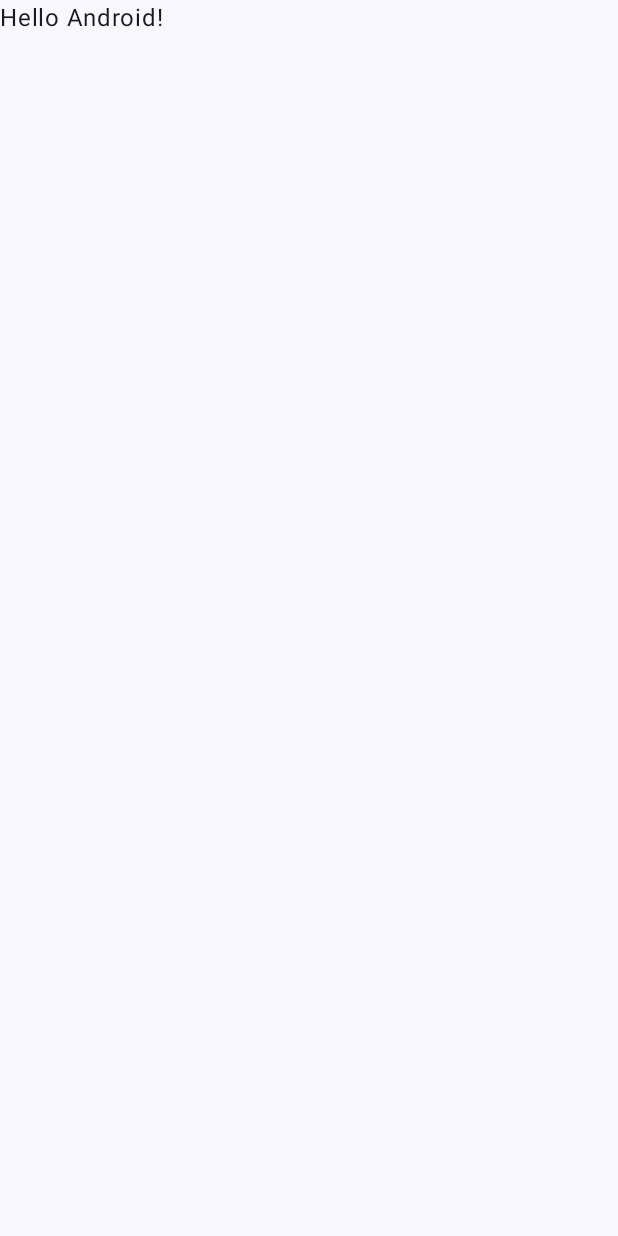
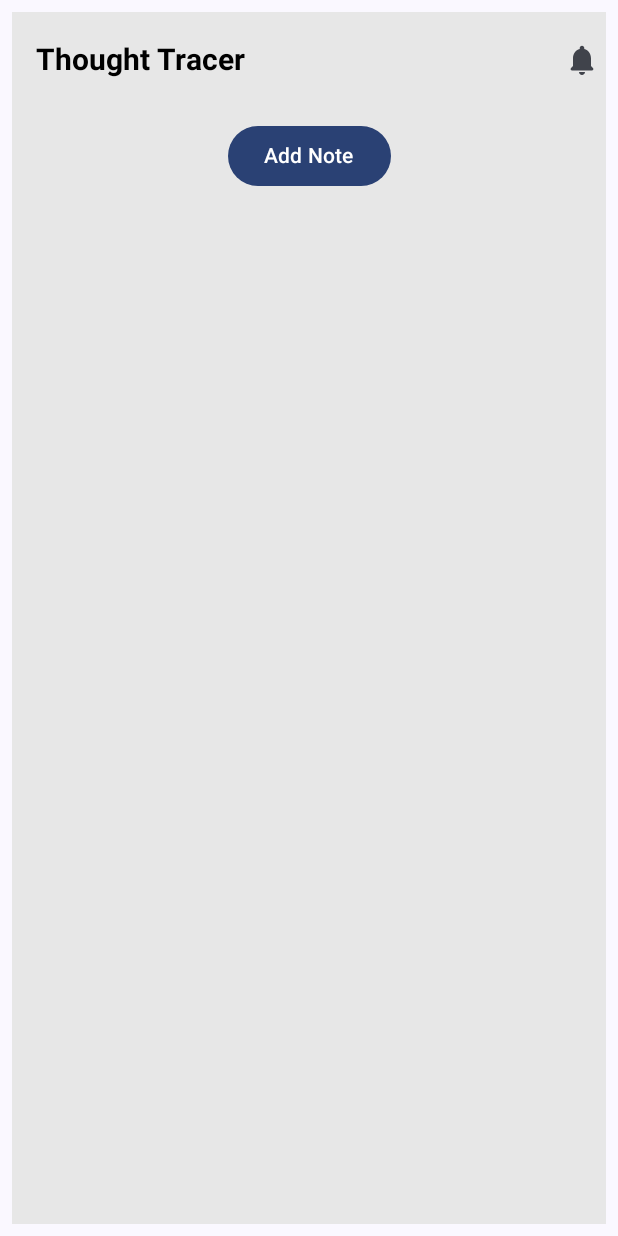
Before and after one commit to ayush06092002/Thought_Tracer, an Android app built with Jetpack Compose: the screen it shows after launch (MainActivity), on a phone screen of 412 x 824 dp. Before the commit the screen is almost empty. Run offline under Robolectric (Android 15) with nearby library versions, the phone set to English and light mode, and no system bars.

Commit message:
Text Fields Added

```diff
--- a/app/build.gradle.kts
+++ b/app/build.gradle.kts
@@ -59,6 +59,7 @@ dependencies {
     implementation(libs.androidx.ui.graphics)
     implementation(libs.androidx.ui.tooling.preview)
     implementation(libs.androidx.material3)
+//    implementation(libs.androidx.material3.android)
     testImplementation(libs.junit)
     androidTestImplementation(libs.androidx.junit)
     androidTestImplementation(libs.androidx.espresso.core)
--- a/app/src/main/java/com/who/thoughttracer/MainActivity.kt
+++ b/app/src/main/java/com/who/thoughttracer/MainActivity.kt
@@ -10,6 +10,7 @@ import androidx.compose.material3.Text
 import androidx.compose.runtime.Composable
 import androidx.compose.ui.Modifier
 import androidx.compose.ui.tooling.preview.Preview
+import com.who.thoughttracer.screens.NotesScreen
 import com.who.thoughttracer.ui.theme.ThoughtTracerTheme
 
 class MainActivity : ComponentActivity() {
@@ -22,7 +23,7 @@ class MainActivity : ComponentActivity() {
                     modifier = Modifier.fillMaxSize(),
                     color = MaterialTheme.colorScheme.background
                 ) {
-                    Greeting("Android")
+                    NotesScreen()
                 }
             }
         }
@@ -36,11 +37,3 @@ fun Greeting(name: String, modifier: Modifier = Modifier) {
         modifier = modifier
     )
 }
-
-@Preview(showBackground = true)
-@Composable
-fun GreetingPreview() {
-    ThoughtTracerTheme {
-        Greeting("Android")
-    }
-}
--- /dev/null
+++ b/app/src/main/java/com/who/thoughttracer/screens/NotesScreen.kt
@@ -0,0 +1,115 @@
+package com.who.thoughttracer.screens
+
+import androidx.compose.foundation.background
+import androidx.compose.foundation.layout.Arrangement
+import androidx.compose.foundation.layout.Column
+import androidx.compose.foundation.layout.padding
+import androidx.compose.material.icons.Icons
+import androidx.compose.material.icons.rounded.Notifications
+import androidx.compose.material3.Button
+import androidx.compose.material3.ExperimentalMaterial3Api
+import androidx.compose.material3.Icon
+import androidx.compose.material3.OutlinedTextField
+import androidx.compose.material3.Text
+
+import androidx.compose.material3.TopAppBar
+import androidx.compose.material3.TopAppBarDefaults
+import androidx.compose.runtime.Composable
+import androidx.compose.runtime.getValue
+import androidx.compose.runtime.mutableStateOf
+import androidx.compose.runtime.remember
+import androidx.compose.runtime.setValue
+import androidx.compose.ui.Alignment
+import androidx.compose.ui.Modifier
+import androidx.compose.ui.graphics.Color
+import androidx.compose.ui.res.stringResource
+import androidx.compose.ui.text.TextStyle
+import androidx.compose.ui.text.font.FontWeight
+import androidx.compose.ui.text.style.TextAlign
+import androidx.compose.ui.tooling.preview.Preview
+import androidx.compose.ui.unit.dp
+import androidx.compose.ui.unit.sp
+import com.who.thoughttracer.R
+
+
+@OptIn(ExperimentalMaterial3Api::class)
+@Composable
+
+fun NotesScreen(){
+    Column(modifier = Modifier
+        .padding(8.dp)
+        .background(Color(0xFFE7E7E7))) {
+        TopAppBar(
+            title = {
+                Text(modifier = Modifier
+                    .align(Alignment.CenterHorizontally),
+                    text = stringResource(id = R.string.app_name),
+                    style = TextStyle(
+                        color = Color(0xFF000000),
+                        fontWeight = FontWeight.Bold,
+                        fontSize = 20.sp,
+                    )
+                )
+            },
+            colors = TopAppBarDefaults.topAppBarColors(
+                containerColor = Color(0xFFE7E7E7)
+            ),
+            actions = {
+                Icon(
+                    imageVector = Icons.Rounded.Notifications,
+                    contentDescription = "Notifications"
+                )
+            }
+        )
+
+        var isColumnVisible by remember {
+            mutableStateOf(false)
+        }
+        var titleText by remember {
+            mutableStateOf("")
+        }
+        var contentText by remember {
+            mutableStateOf("")
+        }
+        if(isColumnVisible){
+            Column(modifier = Modifier
+                .align(Alignment.CenterHorizontally)
+                .padding(8.dp),){
+
+                OutlinedTextField(value = titleText, onValueChange = {
+                    titleText = it
+                },
+                    label = {
+                        Text(text = "Title", style = TextStyle(
+                            color = Color(0xFFF24C00),
+                            fontWeight = FontWeight.Bold,
+                        ))
+                    },
+                    modifier = Modifier.padding(8.dp),
+                    textStyle = TextStyle(
+                        color = Color(0xFFF24C00)
+                    )
+                )
+                OutlinedTextField(value = contentText, onValueChange = {
+                    contentText = it
+                },
+                    label = {
+                        Text(text = "Note", style = TextStyle(
+                            color = Color(0xFF485696),
+                            fontWeight = FontWeight.Bold,
+                        ))
+                    },
+                    modifier = Modifier.padding(8.dp),
+                    textStyle = TextStyle(
+                        color = Color(0xFF485696)
+                    )
+                )
+            }
+        }
+
+        Button(modifier = Modifier.align(Alignment.CenterHorizontally).padding(8.dp),
+            onClick = { isColumnVisible = !isColumnVisible }) {
+            Text(text = if(isColumnVisible) "Cancel" else "Add Note")
+        }
+    }
+}
--- a/gradle/libs.versions.toml
+++ b/gradle/libs.versions.toml
@@ -8,6 +8,7 @@ espressoCore = "3.5.1"
 lifecycleRuntimeKtx = "2.7.0"
 activityCompose = "1.8.2"
 composeBom = "2023.08.00"
+material3Android = "1.2.1"
 
 [libraries]
 androidx-core-ktx = { group = "androidx.core", name = "core-ktx", version.ref = "coreKtx" }
@@ -24,6 +25,7 @@ androidx-ui-tooling-preview = { group = "androidx.compose.ui", name = "ui-toolin
 androidx-ui-test-manifest = { group = "androidx.compose.ui", name = "ui-test-manifest" }
 androidx-ui-test-junit4 = { group = "androidx.compose.ui", name = "ui-test-junit4" }
 androidx-material3 = { group = "androidx.compose.material3", name = "material3" }
+androidx-material3-android = { group = "androidx.compose.material3", name = "material3-android", version.ref = "material3Android" }
 
 [plugins]
 androidApplication = { id = "com.android.application", version.ref = "agp" }
```
